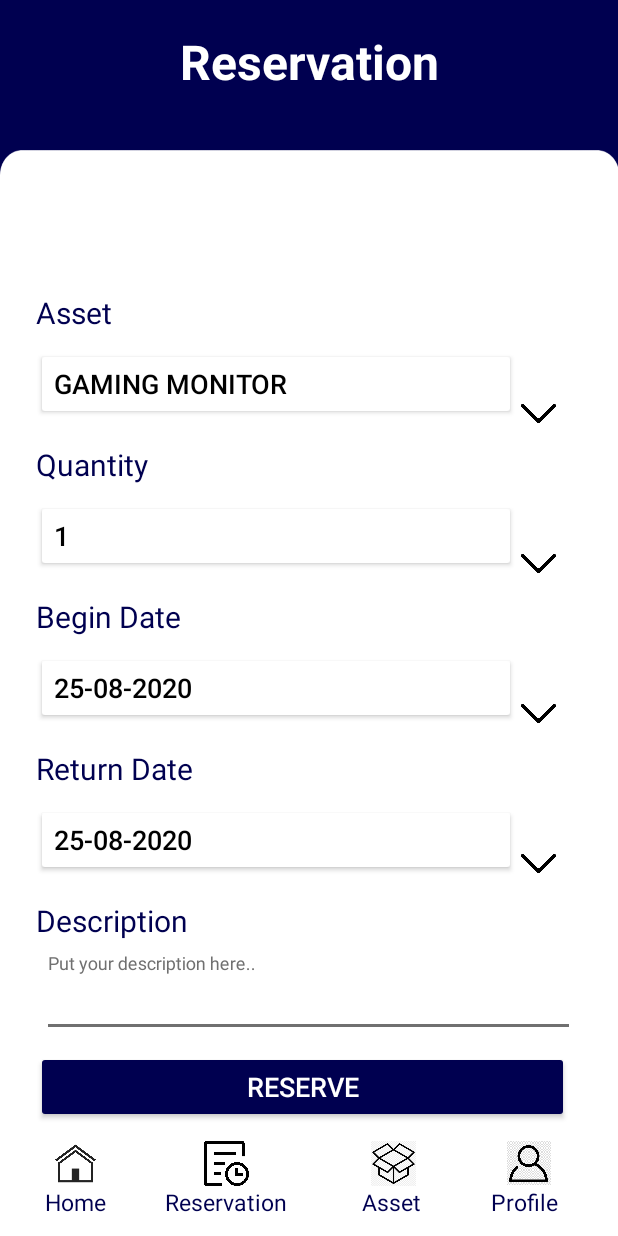
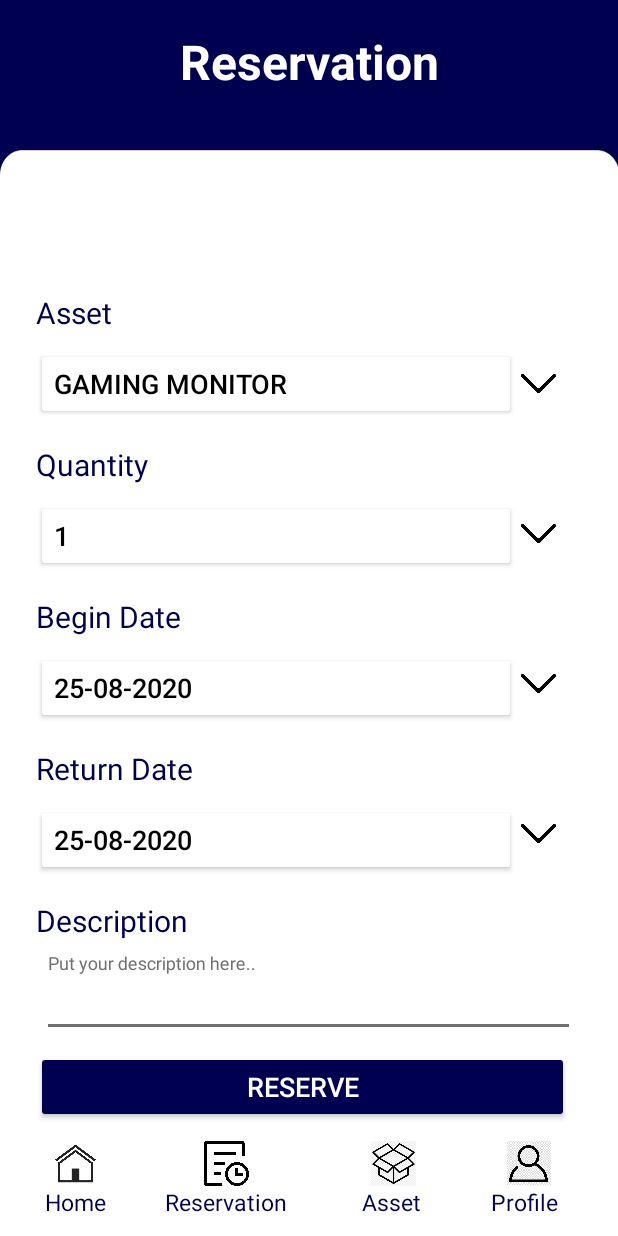
Before and after one commit to fajar-sn/clara-android, an Android app: the layout reservation_layout.xml on its own in the app's theme, with its tools: preview values and no code run, on a phone screen of 412 x 824 dp. Run offline under Robolectric (Android 15) with nearby library versions, the phone set to English and light mode, and no system bars.

Commit message:
Update reservation_layout.xml

```diff
--- a/app/src/main/res/layout/reservation_layout.xml
+++ b/app/src/main/res/layout/reservation_layout.xml
@@ -34,7 +34,7 @@
             android:layout_alignParentBottom="true"
             android:layout_marginTop="12dp"
             android:layout_marginEnd="35dp"
-            android:layout_marginBottom="460dp"
+            android:layout_marginBottom="480dp"
             android:orientation="horizontal"
             android:src="@drawable/dropdown" />
 
@@ -46,7 +46,7 @@
             android:layout_alignParentBottom="true"
             android:layout_marginTop="12dp"
             android:layout_marginEnd="35dp"
-            android:layout_marginBottom="360dp"
+            android:layout_marginBottom="380dp"
             android:orientation="horizontal"
             android:src="@drawable/dropdown" />
 
@@ -58,7 +58,7 @@
             android:layout_alignParentBottom="true"
             android:layout_marginTop="12dp"
             android:layout_marginEnd="35dp"
-            android:layout_marginBottom="260dp"
+            android:layout_marginBottom="280dp"
             android:orientation="horizontal"
             android:src="@drawable/dropdown" />
 
@@ -70,7 +70,7 @@
             android:layout_alignParentBottom="true"
             android:layout_marginTop="12dp"
             android:layout_marginEnd="35dp"
-            android:layout_marginBottom="160dp"
+            android:layout_marginBottom="180dp"
             android:orientation="horizontal"
             android:src="@drawable/dropdown" />
 
```
